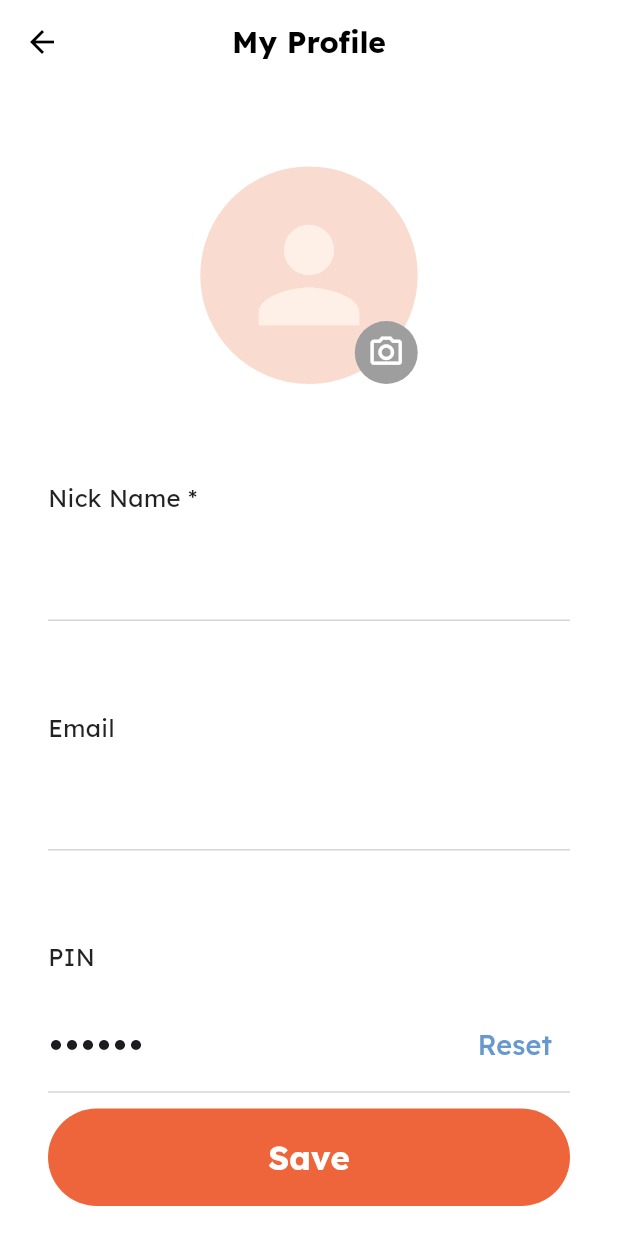
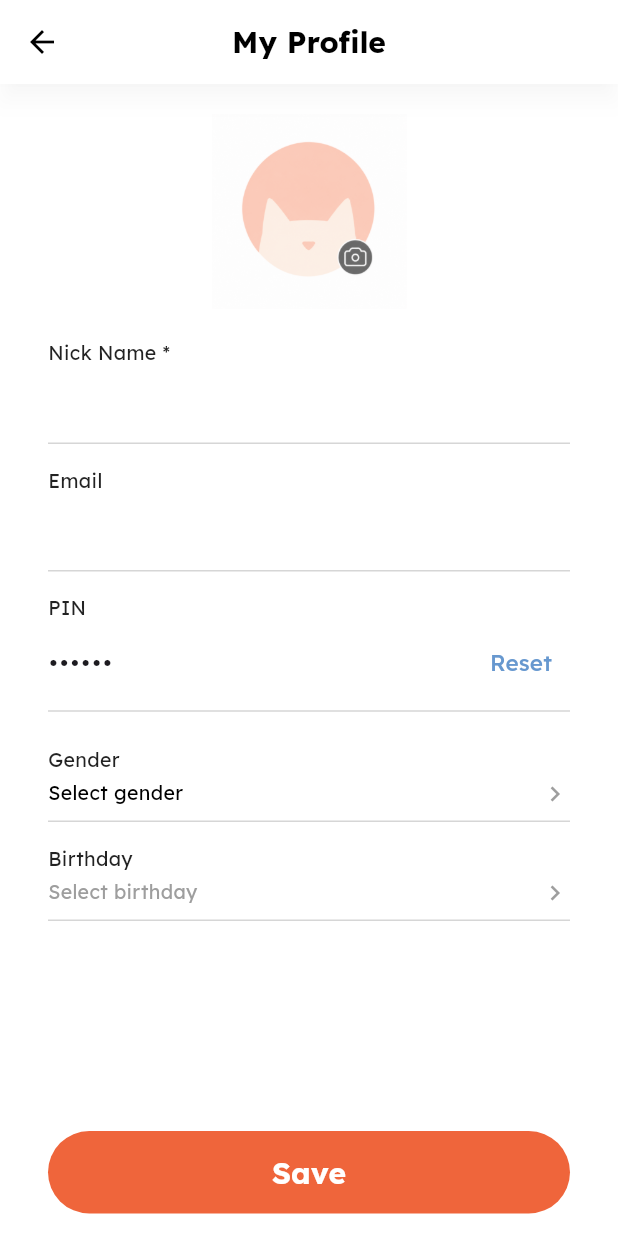
Before and after one commit to nailasyra/PAPB-PROJECT, a Flutter app: the MyProfilePage screen opened directly with empty values, on a phone screen of 412 x 824 dp. Run offline on Flutter 3.47's test engine with Material 3 defaults, Android fonts, the phone set to English and light mode, and no system bars; our stand-ins replace flutter_svg, google_fonts, sqflite; accounts and stored records are empty; network calls fail.

Commit message:
Update profile and settings UI

```diff
--- a/lib/me/my_profile.dart
+++ b/lib/me/my_profile.dart
@@ -34,6 +34,7 @@ class _MyProfilePageState extends State<MyProfilePage> {
 
     try {
       final date = DateTime.parse(value);
+
       return '${date.day.toString().padLeft(2, '0')}/'
           '${date.month.toString().padLeft(2, '0')}/'
           '${date.year}';
@@ -50,6 +51,7 @@ class _MyProfilePageState extends State<MyProfilePage> {
     entry = OverlayEntry(
       builder: (context) => Center(
         child: Material(
+          color: Colors.transparent,
           child: Container(
             padding: const EdgeInsets.symmetric(horizontal: 24, vertical: 16),
             decoration: BoxDecoration(
@@ -131,88 +133,72 @@ class _MyProfilePageState extends State<MyProfilePage> {
   Widget build(BuildContext context) {
     return Scaffold(
       backgroundColor: Colors.white,
+
       appBar: AppBar(
         backgroundColor: Colors.white,
-        elevation: 0,
-        scrolledUnderElevation: 0,
         foregroundColor: Colors.black,
+        surfaceTintColor: Colors.transparent,
+
+        elevation: 6,
+        scrolledUnderElevation: 10,
+        shadowColor: const Color(0x26000000),
+
         centerTitle: true,
         title: const Text(
           'My Profile',
           style: TextStyle(fontSize: 20, fontWeight: FontWeight.bold),
         ),
       ),
+
       body: SafeArea(
         child: Column(
           children: [
             Expanded(
               child: SingleChildScrollView(
-                padding: const EdgeInsets.fromLTRB(32, 55, 32, 20),
+                padding: const EdgeInsets.fromLTRB(32, 20, 32, 15),
                 child: Column(
                   crossAxisAlignment: CrossAxisAlignment.start,
                   children: [
+                    // PROFILE IMAGE
                     Center(
-                      child: Stack(
-                        children: [
-                          Container(
-                            width: 145,
-                            height: 145,
-                            decoration: const BoxDecoration(
-                              shape: BoxShape.circle,
-                              color: Color(0xFFF9DCCF),
-                            ),
-                            child: const Icon(
-                              Icons.person,
-                              size: 100,
-                              color: Color(0xFFFFF0E7),
-                            ),
-                          ),
-                          Positioned(
-                            right: 0,
-                            bottom: 0,
-                            child: Container(
-                              width: 42,
-                              height: 42,
-                              decoration: const BoxDecoration(
-                                color: Colors.grey,
-                                shape: BoxShape.circle,
-                              ),
-                              child: const Icon(
-                                Icons.camera_alt_outlined,
-                                color: Colors.white,
-                                size: 25,
-                              ),
-                            ),
-                          ),
-                        ],
+                      child: Image.asset(
+                        'assets/images/icon/profil.png',
+                        width: 130,
+                        height: 130,
+                        fit: BoxFit.contain,
                       ),
                     ),
 
-                    const SizedBox(height: 65),
+                    const SizedBox(height: 20),
 
+                    // NICKNAME
                     _label('Nick Name *'),
                     _textField(nicknameController),
 
-                    const SizedBox(height: 60),
+                    const SizedBox(height: 15),
 
+                    // EMAIL
                     _label('Email'),
                     _textField(emailController),
 
-                    const SizedBox(height: 60),
+                    const SizedBox(height: 15),
 
+                    // PIN
                     _label('PIN'),
+
                     Row(
                       children: [
                         const Expanded(
                           child: Text(
                             '••••••',
                             style: TextStyle(
-                              fontSize: 25,
+                              fontSize: 15,
                               letterSpacing: 2,
                               fontWeight: FontWeight.w600,
                             ),
                           ),
                         ),
+
                         TextButton(
                           onPressed: () {
                             ScaffoldMessenger.of(context).showSnackBar(
@@ -227,17 +213,20 @@ class _MyProfilePageState extends State<MyProfilePage> {
                             'Reset',
                             style: TextStyle(
                               color: Color(0xFF6798CF),
-                              fontSize: 18,
+                              fontSize: 15,
                             ),
                           ),
                         ),
                       ],
                     ),
+
                     const Divider(color: Color(0xFFD6D6D6)),
 
-                    const SizedBox(height: 60),
+                    const SizedBox(height: 15),
 
+                    // GENDER
                     _label('Gender'),
+
                     InkWell(
                       onTap: _chooseGender,
                       child: _selectionField(
@@ -245,19 +234,29 @@ class _MyProfilePageState extends State<MyProfilePage> {
                       ),
                     ),
 
-                    const SizedBox(height: 60),
+                    const SizedBox(height: 15),
 
-                    _selectionField(birthday, color: Colors.grey),
+                    // BIRTHDAY
+                    _label('Birthday'),
+
+                    InkWell(
+                      onTap: _chooseBirthday,
+                      child: _selectionField(
+                        birthday.isEmpty ? 'Select birthday' : birthday,
+                        color: Colors.grey,
+                      ),
+                    ),
                   ],
                 ),
               ),
             ),
 
+            // SAVE BUTTON
             Padding(
-              padding: const EdgeInsets.fromLTRB(32, 10, 32, 20),
+              padding: const EdgeInsets.fromLTRB(32, 5, 32, 15),
               child: SizedBox(
                 width: double.infinity,
-                height: 65,
+                height: 55,
                 child: ElevatedButton(
                   onPressed: () async {
                     final updatedUser = UserModel(
@@ -309,7 +308,7 @@ class _MyProfilePageState extends State<MyProfilePage> {
                   ),
                   child: const Text(
                     'Save',
-                    style: TextStyle(fontSize: 22, fontWeight: FontWeight.bold),
+                    style: TextStyle(fontSize: 20, fontWeight: FontWeight.bold),
                   ),
                 ),
               ),
@@ -320,16 +319,18 @@ class _MyProfilePageState extends State<MyProfilePage> {
     );
   }
 
+  // LABEL
   Widget _label(String title) {
     return Padding(
-      padding: const EdgeInsets.only(bottom: 22),
+      padding: const EdgeInsets.only(bottom: 3),
       child: Text(
         title,
-        style: const TextStyle(fontSize: 16, color: Colors.black87),
+        style: const TextStyle(fontSize: 13, color: Colors.black87),
       ),
     );
   }
 
+  // TEXT FIELD
   Widget _textField(
     TextEditingController controller, {
     bool readOnly = false,
@@ -338,9 +339,9 @@ class _MyProfilePageState extends State<MyProfilePage> {
     return TextField(
       controller: controller,
       readOnly: readOnly,
-      style: TextStyle(fontSize: 20, color: textColor),
+      style: TextStyle(fontSize: 13, color: textColor),
       decoration: const InputDecoration(
-        contentPadding: EdgeInsets.only(bottom: 12),
+        contentPadding: EdgeInsets.only(bottom: 8),
         enabledBorder: UnderlineInputBorder(
           borderSide: BorderSide(color: Color(0xFFD6D6D6)),
         ),
@@ -351,18 +352,19 @@ class _MyProfilePageState extends State<MyProfilePage> {
     );
   }
 
+  // SELECTION FIELD
   Widget _selectionField(String value, {Color color = Colors.black}) {
     return Container(
-      padding: const EdgeInsets.only(bottom: 12),
+      padding: const EdgeInsets.only(bottom: 8),
       decoration: const BoxDecoration(
         border: Border(bottom: BorderSide(color: Color(0xFFD6D6D6))),
       ),
       child: Row(
         children: [
           Expanded(
-            child: Text(value, style: TextStyle(fontSize: 20, color: color)),
+            child: Text(value, style: TextStyle(fontSize: 13, color: color)),
           ),
-          const Icon(Icons.chevron_right, color: Colors.grey, size: 28),
+          const Icon(Icons.chevron_right, color: Colors.grey, size: 20),
         ],
       ),
     );
--- a/lib/me/settings.dart
+++ b/lib/me/settings.dart
@@ -134,14 +134,14 @@ class _SettingsPageState extends State<SettingsPage> {
               onTap: () {
                 showModalBottomSheet(
                   context: context,
+                  isScrollControlled: true,
                   backgroundColor: Colors.transparent,
+                  constraints: const BoxConstraints(maxWidth: double.infinity),
                   builder: (sheetContext) {
-                    return Container(
-                      margin: const EdgeInsets.only(
-                        left: 12,
-                        right: 12,
-                        bottom: 10,
-                      ),
+                    return SafeArea(
+                      top: false,
+                      child: Container(
+                        width: double.infinity,
                         decoration: const BoxDecoration(
                           color: Colors.white,
                           borderRadius: BorderRadius.vertical(
@@ -156,10 +156,10 @@ class _SettingsPageState extends State<SettingsPage> {
                                 // Tutup Bottom Sheet
                                 Navigator.pop(sheetContext);
 
-                              // Ubah status login menjadi Guest
+                                // Logout
                                 widget.onLogout?.call();
 
-                              // Tutup halaman Settings, kembali ke Me
+                                // Kembali ke halaman Me
                                 Navigator.pop(context);
                               },
                               child: const SizedBox(
@@ -177,9 +177,11 @@ class _SettingsPageState extends State<SettingsPage> {
                                 ),
                               ),
                             ),
+
                             const Divider(height: 1, color: Color(0xFFEEEEEE)),
+
                             InkWell(
-                            onTap: () => Navigator.pop(context),
+                              onTap: () => Navigator.pop(sheetContext),
                               child: const SizedBox(
                                 height: 70,
                                 width: double.infinity,
@@ -196,6 +198,7 @@ class _SettingsPageState extends State<SettingsPage> {
                               ),
                             ),
                           ],
+                        ),
                       ),
                     );
                   },
```
Also changed, not shown: assets/images/icon/profil.png (added). Lines whose indentation alone changed are shown as unchanged.
